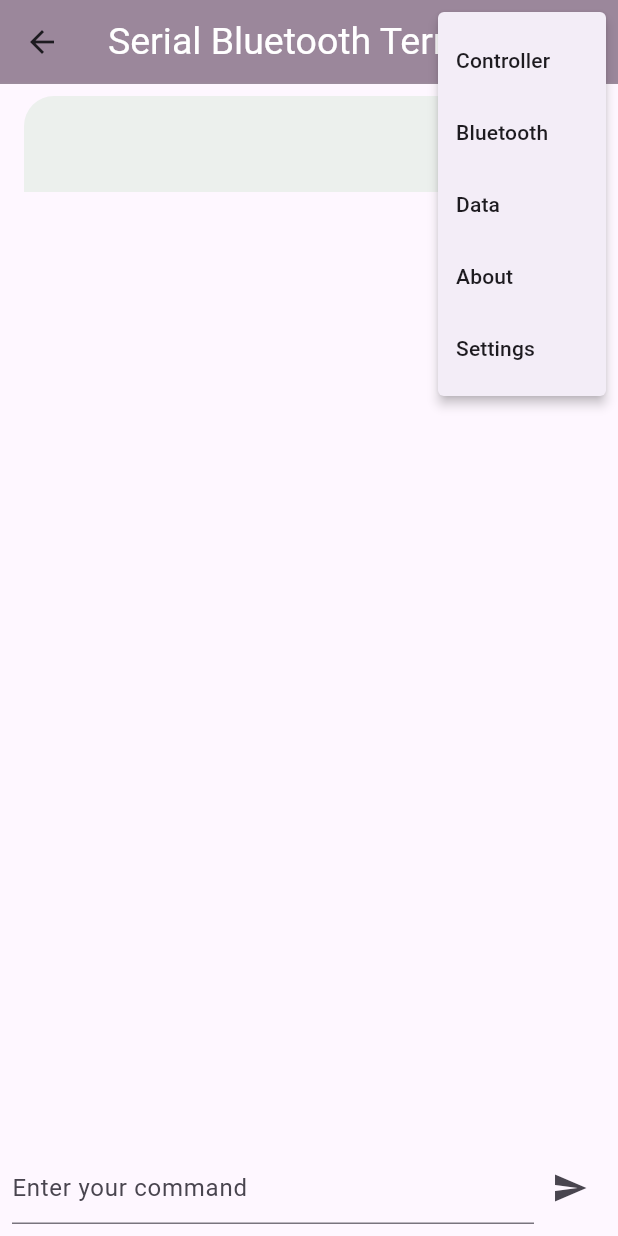
After one commit to Axelsmoon/Centipede-Remote-Control, a Flutter app: the MonitorScreen screen opened by its route, after a tap on the "send" icon, after a tap on the "menu" icon, on a phone screen of 412 x 824 dp. The commit adds this screen. Run offline on Flutter 3.47's test engine with Material 3 defaults, Android fonts, the phone set to English and light mode, and no system bars; our stand-ins replace flutter_blue, google_fonts, permission_handler; Roboto replaces fonts that are missing (Overlock).

Commit message:
Added New Terminal Screen, plus QOL adjustments.

```diff
--- a/lib/routes/routes.dart
+++ b/lib/routes/routes.dart
@@ -3,6 +3,7 @@
 import 'package:centipede_control/screens/BluetoothScreen.dart';
 import '../screens/AboutScreen.dart';
 import '../screens/DataScreen.dart';
+import '../screens/MonitorScreen.dart';
 import '../screens/SettingsScreen.dart';
 
 class Routes {
@@ -11,6 +12,7 @@
   static const String ABOUTSCREEN = '/about';
   static const String DATASCREEN = '/data';
   static const String SETTINGSSCREEN = '/settings';
+  static const String MONITORSCREEN = '/monitor';
 
   static Map<String, Widget Function(BuildContext)> get getroutes =>
       {
@@ -20,5 +22,6 @@
         ABOUTSCREEN: (context) => AboutScreen(),
         DATASCREEN: (context) => DataScreen(),
         SETTINGSSCREEN: (context) => SettingsScreen(),
+        MONITORSCREEN: (context) => MonitorScreen(),
       };
 }
--- a/lib/screens/AboutScreen.dart
+++ b/lib/screens/AboutScreen.dart
@@ -66,6 +66,18 @@
                       value: 'bt',
                       child: Text('Bluetooth'),
                     ),
+                    const PopupMenuItem<String>(
+                      value: 'data',
+                      child: Text('Data'),
+                    ),
+                    const PopupMenuItem<String>(
+                      value: 'monitor',
+                      child: Text('Terminal'),
+                    ),
+                    const PopupMenuItem<String>(
+                      value: 'settings',
+                      child: Text('Settings'),
+                    ),
 
                   ];
                 },
@@ -97,7 +109,7 @@
                             "About Us",
                             style: TextStyle(
                               color: Colors.black,
-                              fontSize: 34.0,
+                              fontSize: 24.0,
                               fontWeight: FontWeight.normal,
                             ),
                           ),
--- a/lib/screens/BluetoothScreen.dart
+++ b/lib/screens/BluetoothScreen.dart
@@ -200,13 +200,22 @@
                       child: Text('Controller'),
                     ),
                     const PopupMenuItem<String>(
+                      value: 'data',
+                      child: Text('Data'),
+                    ),
+                    const PopupMenuItem<String>(
+                      value: 'monitor',
+                      child: Text('Terminal'),
+                    ),
+                    const PopupMenuItem<String>(
                       value: 'about',
                       child: Text('About'),
                     ),
                     const PopupMenuItem<String>(
-                      value: 'data',
-                      child: Text('Data'),
+                      value: 'settings',
+                      child: Text('Settings'),
                     ),
+
                   ];
                 },
               )
--- /dev/null
+++ b/lib/screens/MonitorScreen.dart
@@ -0,0 +1,270 @@
+import 'dart:async';
+import 'dart:convert';
+import 'package:flutter/material.dart';
+import 'package:flutter_blue/flutter_blue.dart';
+import 'package:google_fonts/google_fonts.dart';
+
+class MonitorScreen extends StatefulWidget {
+  @override
+  _MonitorScreenState createState() => _MonitorScreenState();
+}
+
+class _MonitorScreenState extends State<MonitorScreen> {
+  FlutterBlue flutterBlue = FlutterBlue.instance;
+  List<BluetoothDevice> devicesList = [];
+  BluetoothDevice? connectedDevice;
+  BluetoothCharacteristic? characteristic;
+  String characteristicUuid = "0000ffe1-0000-1000-8000-00805f9b34fb"; // Replace with your characteristic UUID
+  Timer? timer;
+  List<String> messages= [];
+  List<String> messagesRcv= [];
+  List<String> messagesSnt= [];
+  List<Message> messagesClass = [];
+  TextEditingController _chatMsg = TextEditingController();
+  bool isSent = false;
+
+  @override
+  void initState() {
+    super.initState();
+    _fetchConnectedDevices();
+  }
+
+  /*void _initBluetooth() async {
+    FlutterBlue flutterBlue = FlutterBlue.instance;
+    List<BluetoothDevice> devices = await flutterBlue.connectedDevices;
+    if (devices.isNotEmpty) {
+      device = devices.first;
+      _subscribeToCharacteristic();
+    }
+  }*/
+  void sendCommand(String command) {
+    if (characteristic != null && connectedDevice != null) {
+      // Send command using the characteristic
+      characteristic!.write(utf8.encode(command));
+    } else {
+      //print("charactersitic= $characteristic");
+      //print("device= $device");
+      print('Bluetooth not initialized or characteristic not found.');
+    }
+  }
+
+  Future<void> _fetchConnectedDevices() async {
+    List<BluetoothDevice> connectedDevices = await flutterBlue.connectedDevices;
+    setState(() {
+      devicesList.addAll(connectedDevices);
+      if (connectedDevices.isNotEmpty) {
+        connectedDevice = connectedDevices.first;
+      }
+    });
+
+    List<BluetoothService> services = await connectedDevice!.discoverServices();
+    List<String> uuids = [];
+    for (BluetoothService service in services) {
+      uuids.add(service.uuid.toString());
+    }
+
+    //print("uuids= $uuids");
+    // Find the desired characteristic
+    services.forEach((service) {
+      service.characteristics.forEach((char) async {
+        if (char.uuid.toString() == characteristicUuid) {
+          characteristic = char;
+          await characteristic?.setNotifyValue(true);
+
+          characteristic?.value.listen((value) {
+            // Handle received data
+            String receivedData = utf8.decode(value);
+            // Process received command/message
+            processReceivedCommand(receivedData);
+          });
+          //print("charactersitic= $characteristic");
+        }
+      });
+    });
+  }
+
+  /*void _subscribeToCharacteristic() async {
+    List<BluetoothService> services = await device.discoverServices();
+    services.forEach((service) {
+      service.characteristics.forEach((char) {
+        if (char.properties.notify || char.properties.indicate) {
+          characteristic = char;
+          characteristic.setNotifyValue(true);
+          characteristic.value.listen(_handleData);
+          // Start data fetching
+          setState(() {
+            isFetchingData = true;
+          });
+        }
+      });
+    });
+  }*/
+  Future<void> connectToDevice(BluetoothDevice device) async {
+    try {
+      await device.connect();
+      setState(() {
+        connectedDevice = device;
+      });
+    } catch (e) {
+      print('Failed to connect to the device: $e');
+    }
+  }
+
+  void processReceivedCommand(String receivedData) {
+    setState(() {
+      messages.add(receivedData);
+      //messagesRcv.add(receivedData);
+
+      isSent = false; // or false for received messages
+      messagesClass.add(Message(receivedData, isSent));
+    });
+  }
+
+  @override
+  Widget build(BuildContext context) {
+    return Scaffold(
+        appBar: AppBar(
+          backgroundColor: Color.fromRGBO(80, 50, 80, 0.57),
+          title: Text(
+            'Serial Bluetooth Terminal',
+            style: GoogleFonts.getFont(
+              'Overlock',
+              fontSize: 25,
+              color: Colors.white,
+            ),
+          ),
+          centerTitle: true,
+          shape: Border(
+            bottom: BorderSide(
+              color: Colors.grey.withOpacity(0.2),
+              width: 1.0,
+            ),
+          ),
+          /*leading: IconButton(
+                    icon: Image.asset('assets/IMG_0387.png'),
+                    onPressed: () {
+                      Navigator.pushNamed(context, '/home');
+                    },
+                  ),*/
+          actions: [
+            PopupMenuButton<String>(
+              icon: const Icon(Icons.menu),
+              onSelected: (value) {
+                Navigator.pushNamed(context, '/' "$value");
+                //print('Selected: $value');
+              },
+              itemBuilder: (BuildContext context) {
+                return [
+                  const PopupMenuItem<String>(
+                    value: 'main',
+                    child: Text('Controller'),
+                  ),
+                  const PopupMenuItem<String>(
+                    value: 'bt',
+                    child: Text('Bluetooth'),
+                  ),
+                  const PopupMenuItem<String>(
+                    value: 'data',
+                    child: Text('Data'),
+                  ),
+                  const PopupMenuItem<String>(
+                    value: 'about',
+                    child: Text('About'),
+                  ),
+                  const PopupMenuItem<String>(
+                    value: 'settings',
+                    child: Text('Settings'),
+                  ),
+                ];
+              },
+            )
+          ],
+        ),
+
+        body: Column(
+          children: [
+            Expanded(
+              child: ListView.builder(
+                itemCount: messagesClass.length,
+                itemBuilder: (context, index) {
+                  //bool isSentMessage = messagesSnt.contains(messages[index]);
+                  Message message = messagesClass[index];
+
+                  // Adjust padding based on message length
+                  double paddingValue = messagesClass[index].content.length.toDouble() * 2.0;
+                  EdgeInsetsGeometry padding = EdgeInsets.symmetric(vertical: 8.0, horizontal: paddingValue);
+
+
+                  AlignmentGeometry alignment = message.isSent ? Alignment.centerLeft : Alignment.centerRight;
+                  Color color = message.isSent ? Colors.green : Colors.blue;
+
+                  return ListTile(
+                    title: Container(
+                      alignment: alignment,
+                      padding: EdgeInsets.all(8.0),
+                      decoration: BoxDecoration(
+                        color: message.isSent ? Colors.green.withOpacity(0.1) : Colors.blue.withOpacity(0.1),
+                        borderRadius: message.isSent ? const BorderRadius.only(topRight: Radius.circular(20.0),
+                            bottomRight: Radius.circular(20.0),
+                            topLeft: Radius.circular(20.0)
+                        )
+                            : const BorderRadius.only(topLeft: Radius.circular(20.0),
+                            bottomLeft: Radius.circular(20.0),
+                            topRight: Radius.circular(20.0)
+                        ),
+                      ),
+                      child: Text(
+                      message.content,
+                      style: TextStyle(color: Colors.black),
+                  ),
+                    ),
+
+                  );
+                },
+              ),
+            ),
+            Padding(
+              padding: const EdgeInsets.all(8.0),
+              child: Row(
+                children: [
+                  Expanded(
+                    child: TextField(
+                      controller: _chatMsg,
+                      decoration: InputDecoration(
+                        hintText: 'Enter your command',
+                      ),
+                      //onSubmitted: (text) {// Send the command over Bluetooth},
+                    ),
+                  ),
+                  IconButton(
+                    icon: Icon(Icons.send),
+                    onPressed: () {
+                      // Send the command over Bluetooth
+                      String text= _chatMsg.text.trim() + '\r\n';
+                      sendCommand(text);
+                      setState(() {
+                        messages.add(text);
+                        //messagesSnt.add(text);
+
+                        isSent = true; // or false for received messages
+                        messagesClass.add(Message(text, isSent));
+                      });
+                      _chatMsg.clear(); // Clear the text in the TextField
+                    },
+                  ),
+                ],
+              ),
+            ),
+          ],
+        )
+    );
+  }
+
+}
+
+class Message {
+  final String content;
+  final bool isSent;
+
+  Message(this.content, this.isSent);
+}
--- a/lib/screens/SettingsScreen.dart
+++ b/lib/screens/SettingsScreen.dart
@@ -63,21 +63,26 @@
               itemBuilder: (BuildContext context){
                 return[
                   const PopupMenuItem<String>(
+                    value: 'main',
+                    child: Text('Controller'),
+                  ),
+                  const PopupMenuItem<String>(
                     value: 'bt',
                     child: Text('Bluetooth'),
-                  ),
-                  const PopupMenuItem<String>(
-                    value: 'about',
-                    child: Text('About'),
                   ),
                   const PopupMenuItem<String>(
                     value: 'data',
                     child: Text('Data'),
                   ),
                   const PopupMenuItem<String>(
-                    value: 'main',
-                    child: Text('Controller'),
+                    value: 'monitor',
+                    child: Text('Terminal'),
                   ),
+                  const PopupMenuItem<String>(
+                    value: 'about',
+                    child: Text('About'),
+                  ),
+
                 ];
               },
             )
```
Also changed, not shown: lib/screens/MainScreen.dart (+10 -6 lines).
